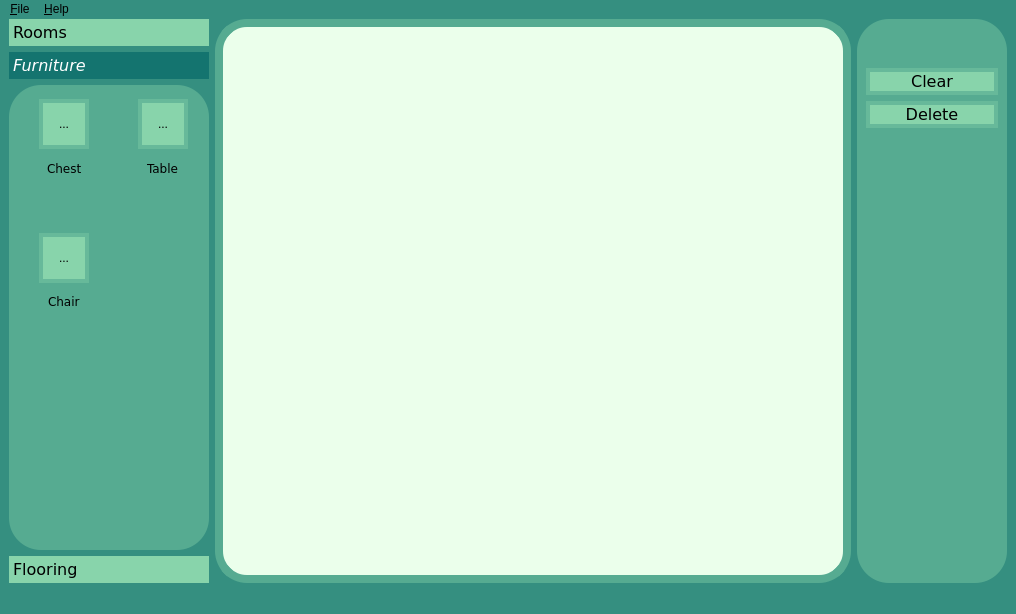
mdelaune/RoboSim, file editwindow.ui: the form before one commit.
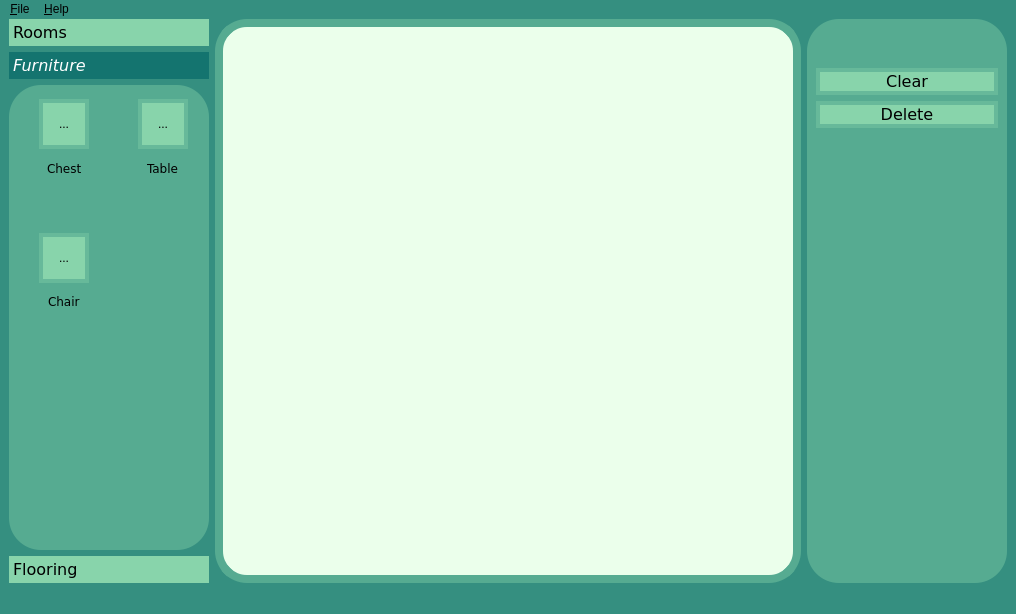
The form after the commit. Icons and pictures are not drawn.

Commit message: fix spacing of layout

What changed in the file:
```diff
--- a/editwindow.ui
+++ b/editwindow.ui
@@ -720,10 +720,16 @@
         <widget class="QFrame" name="frame">
          <property name="minimumSize">
           <size>
-           <width>150</width>
+           <width>200</width>
            <height>0</height>
           </size>
          </property>
+         <property name="maximumSize">
+          <size>
+           <width>200</width>
+           <height>16777215</height>
+          </size>
+         </property>
          <property name="styleSheet">
           <string notr="true">background:rgba(86, 171, 145, 1); 
 border-radius: 32px;</string>
```
Left out of the diff: 70 changed lines with no effect on the pictures.
